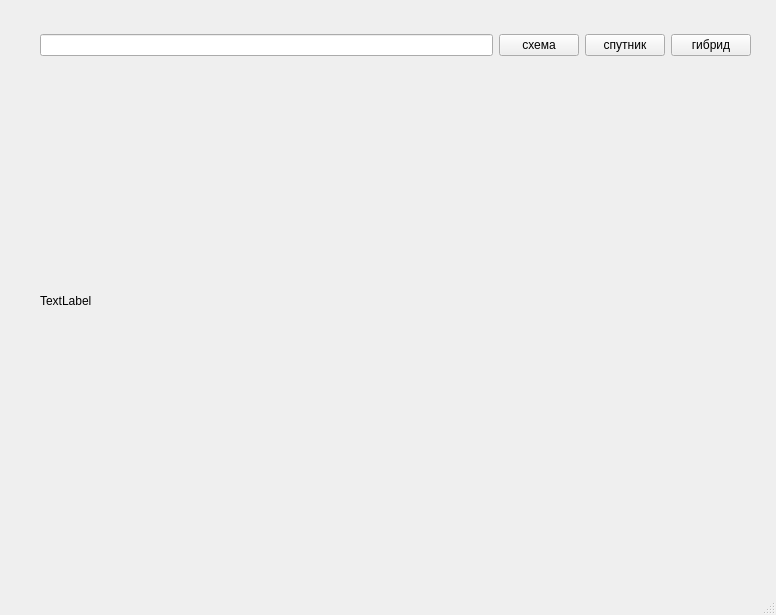
The window that main_window.ui (Mngdd/map_app) describes before a commit, drawn with Qt 5.
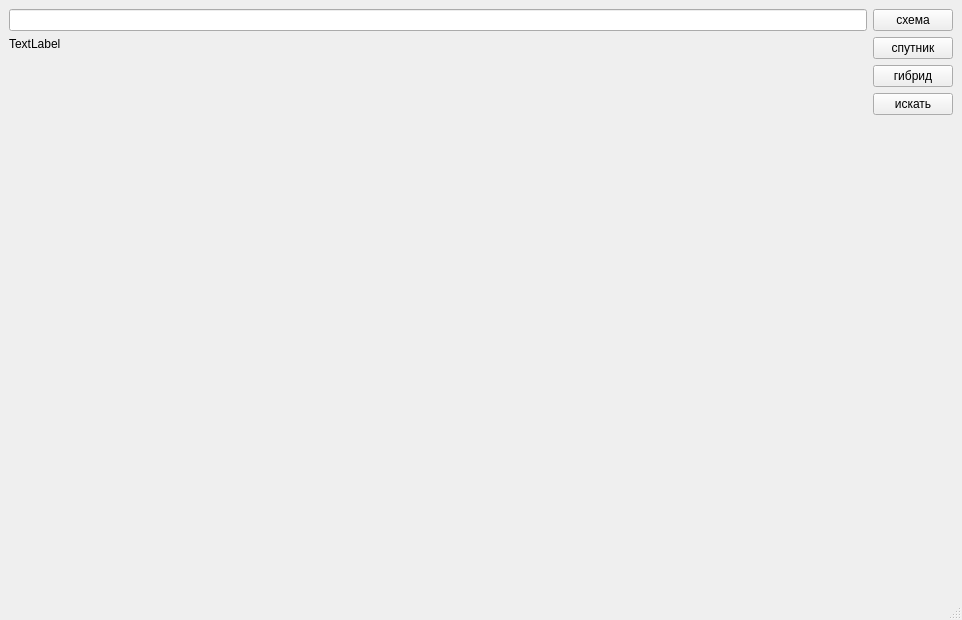
The same window after the commit.

```diff
--- a/main_window.ui
+++ b/main_window.ui
@@ -6,41 +6,45 @@
    <rect>
     <x>0</x>
     <y>0</y>
-    <width>776</width>
-    <height>615</height>
+    <width>962</width>
+    <height>620</height>
    </rect>
   </property>
   <property name="windowTitle">
    <string>MainWindow</string>
   </property>
   <widget class="QWidget" name="centralwidget">
-   <widget class="QLabel" name="label">
-    <property name="geometry">
-     <rect>
-      <x>40</x>
-      <y>90</y>
-      <width>701</width>
-      <height>421</height>
-     </rect>
-    </property>
-    <property name="text">
-     <string>TextLabel</string>
-    </property>
-   </widget>
-   <widget class="QWidget" name="horizontalLayoutWidget">
-    <property name="geometry">
-     <rect>
-      <x>40</x>
-      <y>10</y>
-      <width>711</width>
-      <height>71</height>
-     </rect>
-    </property>
     <layout class="QHBoxLayout" name="horizontalLayout">
      <item>
+     <layout class="QVBoxLayout" name="verticalLayout">
+      <item>
       <widget class="QLineEdit" name="coord_edit"/>
      </item>
      <item>
+       <widget class="QLabel" name="map">
+        <property name="text">
+         <string>TextLabel</string>
+        </property>
+       </widget>
+      </item>
+      <item>
+       <spacer name="verticalSpacer">
+        <property name="orientation">
+         <enum>Qt::Vertical</enum>
+        </property>
+        <property name="sizeHint" stdset="0">
+         <size>
+          <width>20</width>
+          <height>40</height>
+         </size>
+        </property>
+       </spacer>
+      </item>
+     </layout>
+    </item>
+    <item>
+     <layout class="QVBoxLayout" name="verticalLayout_2">
+      <item>
       <widget class="QPushButton" name="sheme_btn">
        <property name="text">
         <string>схема</string>
@@ -61,8 +65,29 @@
        </property>
       </widget>
      </item>
-    </layout>
-   </widget>
+      <item>
+       <widget class="QPushButton" name="search_btn">
+        <property name="text">
+         <string>искать</string>
+        </property>
+       </widget>
+      </item>
+      <item>
+       <spacer name="verticalSpacer_2">
+        <property name="orientation">
+         <enum>Qt::Vertical</enum>
+        </property>
+        <property name="sizeHint" stdset="0">
+         <size>
+          <width>20</width>
+          <height>40</height>
+         </size>
+        </property>
+       </spacer>
+      </item>
+     </layout>
+    </item>
+   </layout>
   </widget>
   <widget class="QMenuBar" name="menubar">
    <property name="geometry">
```
Left out of the diff: 2 changed lines with no effect on the pictures. Lines whose indentation alone changed are shown as unchanged.
